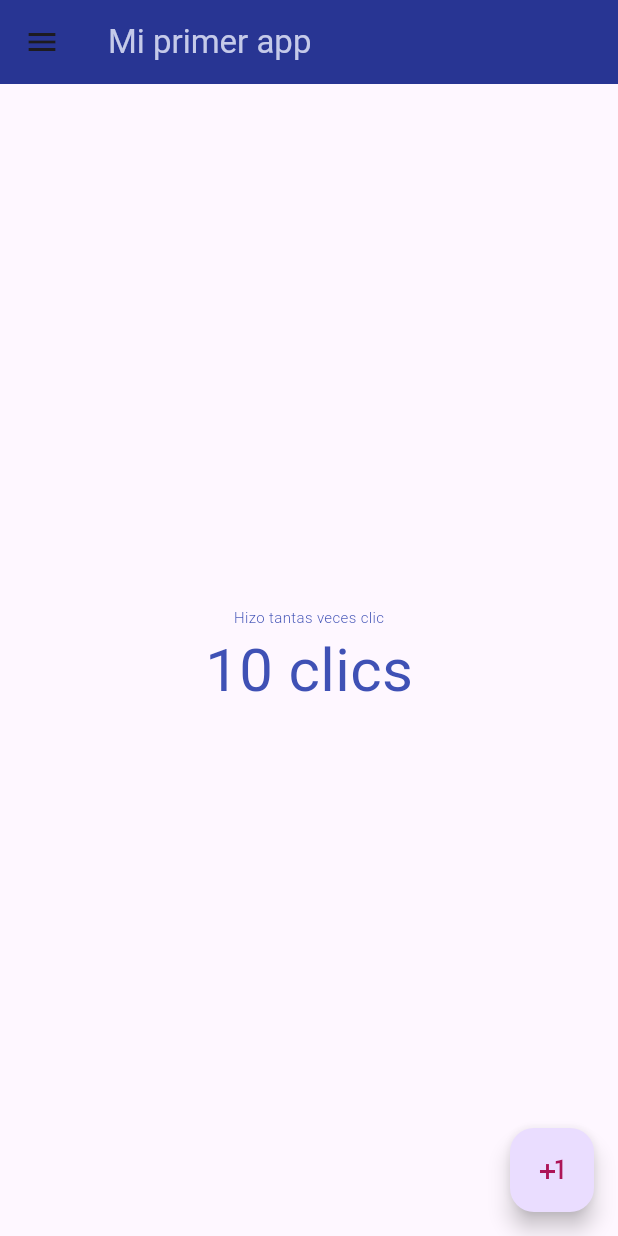
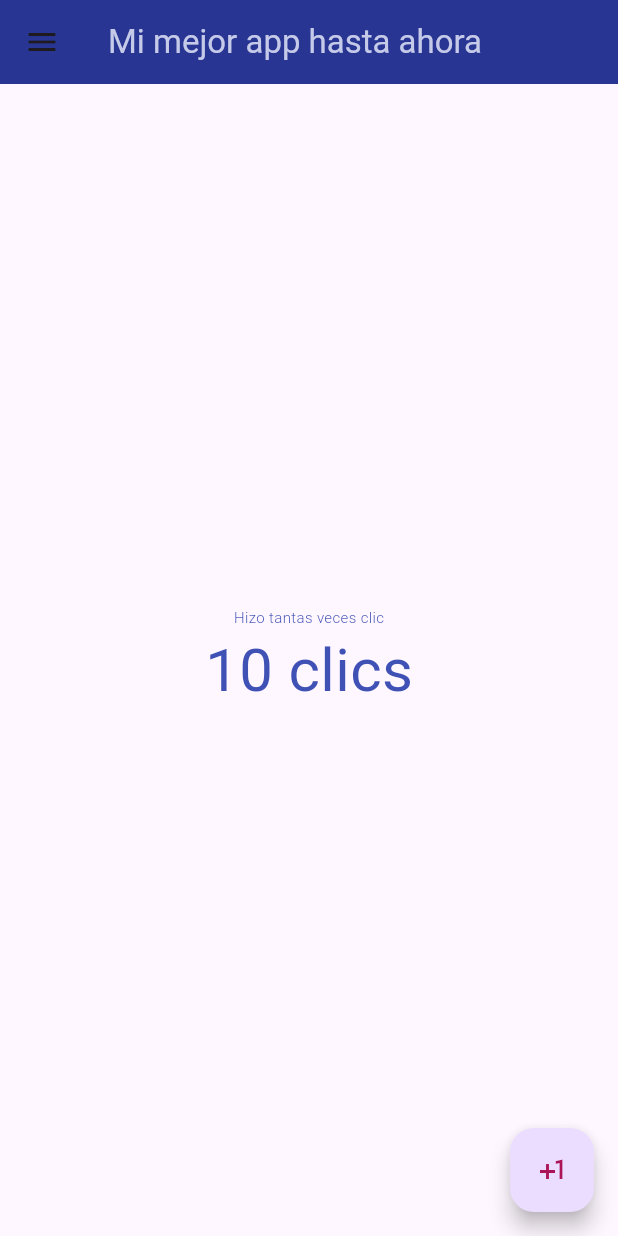
Before and after one commit to jalvarenga-unah/IS513-IIPAC-2024, a Flutter app: the screen it shows after launch, on a phone screen of 412 x 824 dp. Run offline on Flutter 3.47's test engine with Material 3 defaults, Android fonts, the phone set to English and light mode, and no system bars.

Commit message:
App de componentes, introduccion al manejo de rutas

```diff
--- /dev/null
+++ b/intro-flutter/componentes/lib/main.dart
@@ -0,0 +1,23 @@
+import 'package:componentes/home_page.dart';
+import 'package:componentes/listas_page.dart';
+import 'package:flutter/material.dart';
+
+void main() => runApp(const MyApp());
+
+class MyApp extends StatelessWidget {
+  const MyApp({super.key});
+
+  @override
+  Widget build(BuildContext context) {
+    return MaterialApp(
+      debugShowCheckedModeBanner: false,
+      title: 'Componentes',
+      // home: const HomePage(),
+      initialRoute: 'home',
+      routes: {
+        'home': (context) => const HomePage(),
+        'listas': (context) => const ListasPage()
+      },
+    );
+  }
+}
--- /dev/null
+++ b/intro-flutter/mi_primer_app/lib/home_page.dart
@@ -0,0 +1,78 @@
+import 'package:flutter/material.dart';
+
+class HomePage extends StatefulWidget {
+  const HomePage({super.key, required this.contador, required this.titulo});
+
+  final int contador;
+  final String titulo;
+
+  @override
+  State<HomePage> createState() => _HomePageState();
+}
+
+class _HomePageState extends State<HomePage> {
+  int nuevoContador = 0;
+
+  @override
+  void initState() {
+    super.initState();
+    nuevoContador = widget.contador;
+  }
+
+  @override
+  Widget build(BuildContext context) {
+    final estilo = TextStyle(fontSize: 40, color: Colors.indigo);
+
+    return Scaffold(
+      appBar: AppBar(
+        // centerTitle: false,
+        backgroundColor: Colors.indigo[800],
+        // backgroundColor: Color(0xff009688),
+        title: Text(
+          widget.titulo,
+          style: TextStyle(color: Colors.indigo[100]),
+        ),
+      ),
+      drawer: Drawer(),
+      body: Center(
+        child: SizedBox(
+          // color: Colors.red,
+          width: MediaQuery.of(context).size.width,
+          child: Column(
+            // mainAxisSize: MainAxisSize.min,
+            mainAxisAlignment: MainAxisAlignment.center,
+            crossAxisAlignment: CrossAxisAlignment.center,
+            children: [
+              Text(
+                'Hizo tantas veces clic',
+                style: estilo.copyWith(
+                    fontSize: nuevoContador.toDouble(),
+                    fontWeight: FontWeight.w300),
+              ),
+              Text(
+                '${nuevoContador} clics',
+                style: estilo,
+              ),
+            ],
+          ),
+        ),
+      ),
+      // floatingActionButtonLocation:
+      //     FloatingActionButtonLocation.miniCenterTop,
+      floatingActionButton: FloatingActionButton(
+        onPressed: () {
+          // if (contador > 14) return;
+
+          // notifica al widget que sus propiedades cambiaron
+          setState(() {});
+
+          nuevoContador++;
+        },
+        child: Icon(
+          Icons.plus_one,
+          color: Colors.pink[800],
+        ),
+      ),
+    );
+  }
+}
--- a/intro-flutter/mi_primer_app/lib/main.dart
+++ b/intro-flutter/mi_primer_app/lib/main.dart
@@ -1,4 +1,7 @@
+import 'dart:math';
+
 import 'package:flutter/material.dart';
+import 'package:mi_primer_app/home_page.dart';
 
 void main() {
   runApp(MyApp());
@@ -7,71 +10,25 @@ void main() {
 // 1. StatefullWidget (con estado)
 // 2. StatelessWidget (sin estado)
 
-class MyApp extends StatefulWidget {
-  @override
-  State createState() => _MyAppState();
-}
+class MyApp extends StatelessWidget {
+  MyApp({super.key});
 
-class _MyAppState extends State<MyApp> {
-  int contador = 10;
+  String getTitulo() {
+    final titulos = ['Mi super app', 'Mi mejor app hasta ahora', 'ola ke ase'];
+
+    int randomIndex = Random().nextInt(3);
+
+    return titulos[randomIndex];
+  }
 
   @override
   Widget build(BuildContext context) {
-    final estilo = TextStyle(fontSize: 40, color: Colors.indigo);
-
     return MaterialApp(
       title: 'Mi primer app',
       debugShowCheckedModeBanner: false,
-      home: Scaffold(
-        appBar: AppBar(
-          // centerTitle: false,
-          backgroundColor: Colors.indigo[800],
-          // backgroundColor: Color(0xff009688),
-          title: Text(
-            'Mi primer app',
-            style: TextStyle(color: Colors.indigo[100]),
-          ),
-        ),
-        drawer: Drawer(),
-        body: Center(
-          child: Container(
-            // color: Colors.red,
-            width: MediaQuery.of(context).size.width,
-            child: Column(
-              mainAxisSize: MainAxisSize.min,
-              mainAxisAlignment: MainAxisAlignment.center,
-              crossAxisAlignment: CrossAxisAlignment.center,
-              children: [
-                Text(
-                  'Hizo tantas veces clic',
-                  style: estilo.copyWith(
-                      fontSize: contador.toDouble(),
-                      fontWeight: FontWeight.w300),
-                ),
-                Text(
-                  '$contador clics',
-                  style: estilo,
-                ),
-              ],
-            ),
-          ),
-        ),
-        // floatingActionButtonLocation:
-        //     FloatingActionButtonLocation.miniCenterTop,
-        floatingActionButton: FloatingActionButton(
-          onPressed: () {
-            // if (contador > 14) return;
-
-            contador++;
-
-            // notifica al widget que sus propiedades cambiaron
-            setState(() {});
-          },
-          child: Icon(
-            Icons.plus_one,
-            color: Colors.pink[800],
-          ),
-        ),
+      home: HomePage(
+        titulo: getTitulo(),
+        contador: 10,
       ),
     );
   }
```
Also changed, not shown: intro-flutter/componentes/analysis_options.yaml (added, +28 -0 lines), intro-flutter/componentes/lib/home_page.dart (added, +49 -0 lines), intro-flutter/componentes/lib/listas_page.dart (added, +14 -0 lines), intro-flutter/componentes/pubspec.yaml (added, +90 -0 lines), intro-flutter/componentes/pubspec.lock (added), 123 other files.
